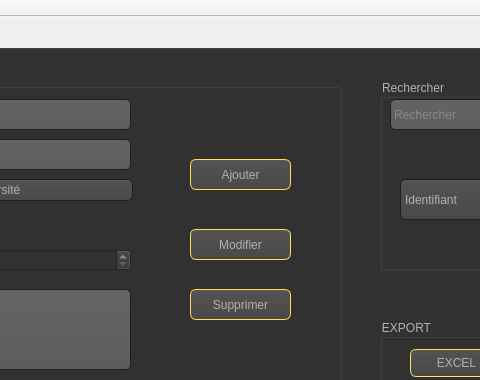
This is Atelier_Crud/mainwindow.ui in MahmoudGh01/Smart_construction_company_2A10 as Qt 5 draws it before an edit; both pictures show x 251 to 731 and y 0 to 380 of the 1073 by 756 pixel window. The edited form follows.
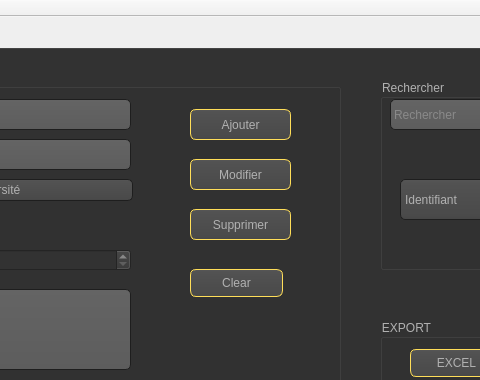
This is the edited form. Icons and pictures are not drawn.

```diff
--- a/Atelier_Crud/mainwindow.ui
+++ b/Atelier_Crud/mainwindow.ui
@@ -589,7 +589,7 @@
        <property name="geometry">
         <rect>
          <x>360</x>
-         <y>90</y>
+         <y>40</y>
          <width>101</width>
          <height>31</height>
         </rect>
@@ -602,7 +602,7 @@
        <property name="geometry">
         <rect>
          <x>360</x>
-         <y>220</y>
+         <y>140</y>
          <width>101</width>
          <height>31</height>
         </rect>
@@ -615,7 +615,7 @@
        <property name="geometry">
         <rect>
          <x>360</x>
-         <y>160</y>
+         <y>90</y>
          <width>101</width>
          <height>31</height>
         </rect>
@@ -698,6 +698,19 @@
         </property>
        </item>
       </widget>
+      <widget class="QPushButton" name="pushButton_2">
+       <property name="geometry">
+        <rect>
+         <x>360</x>
+         <y>200</y>
+         <width>93</width>
+         <height>28</height>
+        </rect>
+       </property>
+       <property name="text">
+        <string>Clear</string>
+       </property>
+      </widget>
      </widget>
      <widget class="QTableView" name="tab_batiment">
       <property name="geometry">
```
Left out of the diff: 10 changed lines with no effect on the pictures.
